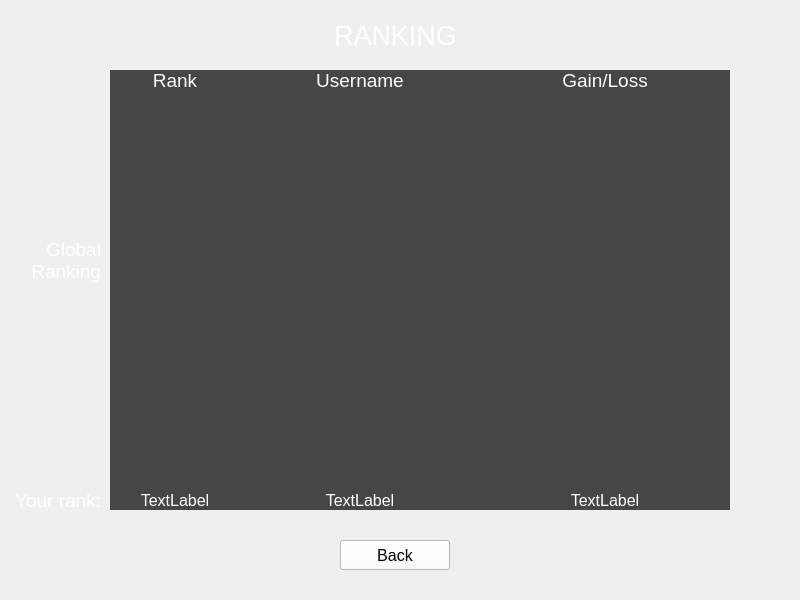
lehoangtran289/Blackjack, file blackjack-client/ui/ranking.ui: the form before one commit.
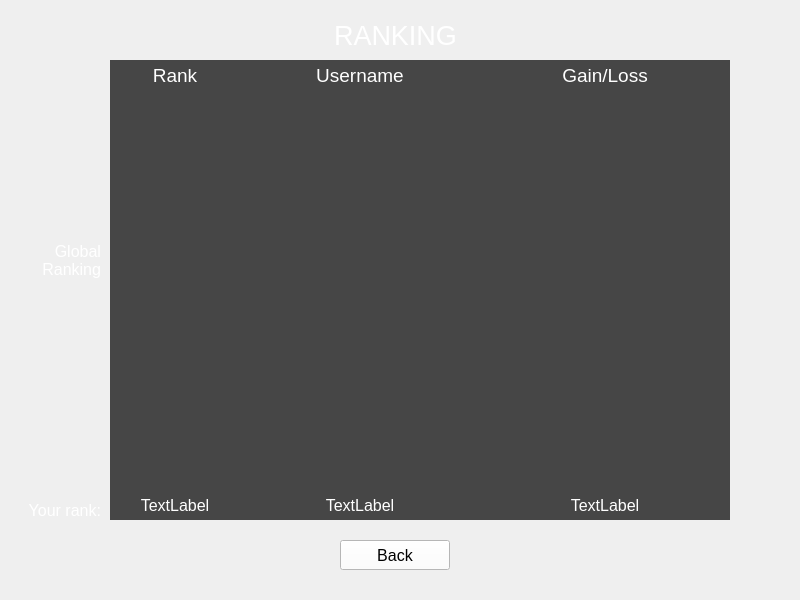
The form after the commit. Icons and pictures are not drawn.

Diff of the .ui file:
```diff
--- a/blackjack-client/ui/ranking.ui
+++ b/blackjack-client/ui/ranking.ui
@@ -25,7 +25,7 @@
    <property name="font">
     <font>
      <family>.AppleSystemUIFont</family>
-     <pointsize>14</pointsize>
+     <pointsize>12</pointsize>
      <weight>50</weight>
      <italic>false</italic>
      <bold>false</bold>
@@ -132,14 +132,14 @@
    <property name="geometry">
     <rect>
      <x>10</x>
-     <y>490</y>
+     <y>500</y>
      <width>91</width>
      <height>20</height>
     </rect>
    </property>
    <property name="font">
     <font>
-     <pointsize>14</pointsize>
+     <pointsize>12</pointsize>
     </font>
    </property>
    <property name="styleSheet">
@@ -158,7 +158,7 @@
      <x>110</x>
      <y>490</y>
      <width>130</width>
-     <height>20</height>
+     <height>30</height>
     </rect>
    </property>
    <property name="font">
@@ -182,7 +182,7 @@
      <x>240</x>
      <y>490</y>
      <width>240</width>
-     <height>20</height>
+     <height>30</height>
     </rect>
    </property>
    <property name="font">
@@ -206,7 +206,7 @@
      <x>480</x>
      <y>490</y>
      <width>250</width>
-     <height>20</height>
+     <height>30</height>
     </rect>
    </property>
    <property name="font">
@@ -300,9 +300,9 @@
    <property name="geometry">
     <rect>
      <x>110</x>
-     <y>70</y>
+     <y>60</y>
      <width>130</width>
-     <height>20</height>
+     <height>30</height>
     </rect>
    </property>
    <property name="font">
@@ -324,9 +324,9 @@
    <property name="geometry">
     <rect>
      <x>240</x>
-     <y>70</y>
+     <y>60</y>
      <width>240</width>
-     <height>20</height>
+     <height>30</height>
     </rect>
    </property>
    <property name="font">
@@ -348,9 +348,9 @@
    <property name="geometry">
     <rect>
      <x>480</x>
-     <y>70</y>
+     <y>60</y>
      <width>250</width>
-     <height>20</height>
+     <height>30</height>
     </rect>
    </property>
    <property name="font">
```
